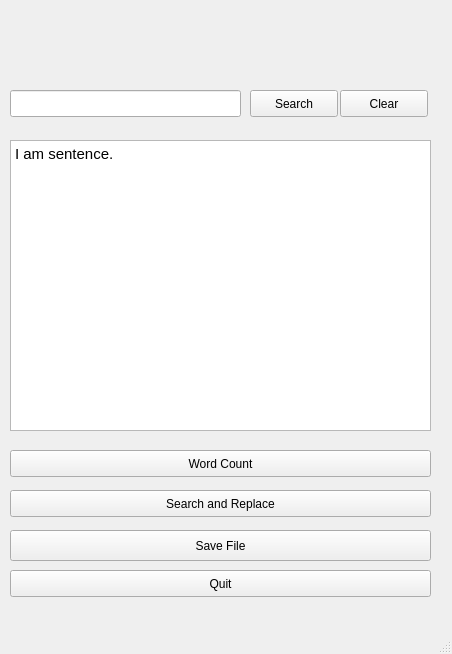
Qt form mainwindow.ui (kkuivenhoven/TextEditor) before a commit.
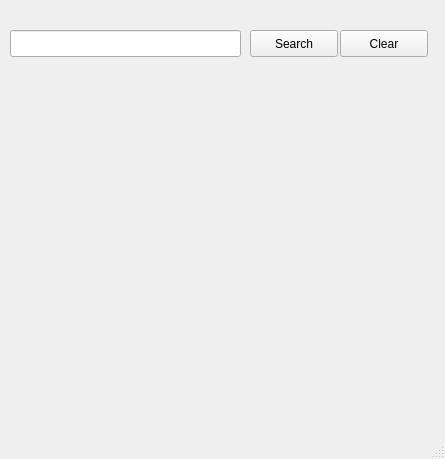
The same form after that commit.

Commit message: Added custom widget class to declutter mainwindow class

```diff
--- a/mainwindow.ui
+++ b/mainwindow.ui
@@ -6,78 +6,19 @@
    <rect>
     <x>0</x>
     <y>0</y>
-    <width>452</width>
-    <height>654</height>
+    <width>445</width>
+    <height>459</height>
    </rect>
   </property>
   <property name="windowTitle">
    <string>MainWindow</string>
   </property>
   <widget class="QWidget" name="centralWidget">
-   <widget class="QPushButton" name="saveFileButton">
-    <property name="geometry">
-     <rect>
-      <x>10</x>
-      <y>530</y>
-      <width>421</width>
-      <height>31</height>
-     </rect>
-    </property>
-    <property name="text">
-     <string>Save File</string>
-    </property>
-   </widget>
-   <widget class="QPushButton" name="quitButton">
-    <property name="geometry">
-     <rect>
-      <x>10</x>
-      <y>570</y>
-      <width>421</width>
-      <height>27</height>
-     </rect>
-    </property>
-    <property name="whatsThis">
-     <string>&lt;html&gt;&lt;head/&gt;&lt;body&gt;&lt;p&gt;quitButton&lt;/p&gt;&lt;/body&gt;&lt;/html&gt;</string>
-    </property>
-    <property name="text">
-     <string>Quit</string>
-    </property>
-   </widget>
-   <widget class="QTextEdit" name="textEdit">
-    <property name="geometry">
-     <rect>
-      <x>10</x>
-      <y>140</y>
-      <width>421</width>
-      <height>291</height>
-     </rect>
-    </property>
-    <property name="html">
-     <string>&lt;!DOCTYPE HTML PUBLIC &quot;-//W3C//DTD HTML 4.0//EN&quot; &quot;http://www.w3.org/TR/REC-html40/strict.dtd&quot;&gt;
-&lt;html&gt;&lt;head&gt;&lt;meta name=&quot;qrichtext&quot; content=&quot;1&quot; /&gt;&lt;style type=&quot;text/css&quot;&gt;
-p, li { white-space: pre-wrap; }
-&lt;/style&gt;&lt;/head&gt;&lt;body style=&quot; font-family:'Cantarell'; font-size:11pt; font-weight:400; font-style:normal;&quot;&gt;
-&lt;p style=&quot; margin-top:0px; margin-bottom:0px; margin-left:0px; margin-right:0px; -qt-block-indent:0; text-indent:0px;&quot;&gt;I am sentence.&lt;/p&gt;&lt;/body&gt;&lt;/html&gt;</string>
-    </property>
-   </widget>
-   <widget class="QPushButton" name="searchReplace">
-    <property name="geometry">
-     <rect>
-      <x>10</x>
-      <y>490</y>
-      <width>421</width>
-      <height>27</height>
-     </rect>
-    </property>
-    <property name="text">
-     <string>Search and Replace</string>
-    </property>
-   </widget>
    <widget class="QLineEdit" name="searchBar">
     <property name="geometry">
      <rect>
       <x>10</x>
-      <y>90</y>
+      <y>30</y>
       <width>231</width>
       <height>27</height>
      </rect>
@@ -87,7 +28,7 @@
     <property name="geometry">
      <rect>
       <x>250</x>
-      <y>90</y>
+      <y>30</y>
       <width>88</width>
       <height>27</height>
      </rect>
@@ -100,7 +41,7 @@
     <property name="geometry">
      <rect>
       <x>340</x>
-      <y>90</y>
+      <y>30</y>
       <width>88</width>
       <height>27</height>
      </rect>
@@ -109,19 +50,6 @@
      <string>Clear</string>
     </property>
    </widget>
-   <widget class="QPushButton" name="wordCount">
-    <property name="geometry">
-     <rect>
-      <x>10</x>
-      <y>450</y>
-      <width>421</width>
-      <height>27</height>
-     </rect>
-    </property>
-    <property name="text">
-     <string>Word Count</string>
-    </property>
-   </widget>
   </widget>
   <widget class="QStatusBar" name="statusBar"/>
  </widget>
```
The commit also changes 8 other files.
